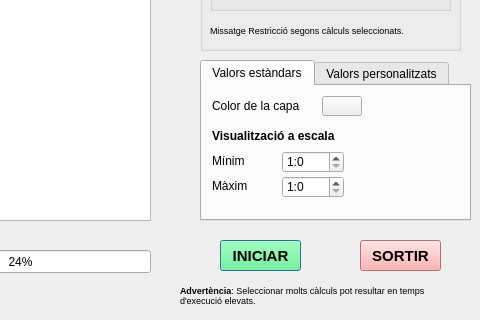
Old version of the form eficiencia_energetica_dialog_base.ui in the repository TecnocampusCCU/eficiencia_energetica; both pictures show x 120 to 600 and y 230 to 550 of the 600 by 550 pixel window.
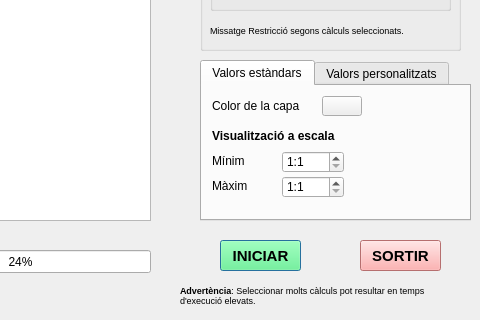
New version of the form. The open tabs and pages were chosen to show the change. Icons and pictures are not drawn.

What changed in the file:
```diff
--- a/eficiencia_energetica_dialog_base.ui
+++ b/eficiencia_energetica_dialog_base.ui
@@ -1377,6 +1377,9 @@
      <property name="decimals">
       <number>0</number>
      </property>
+     <property name="minimum">
+      <double>1.000000000000000</double>
+     </property>
      <property name="maximum">
       <double>100000000.000000000000000</double>
      </property>
@@ -1396,6 +1399,9 @@
      <property name="decimals">
       <number>0</number>
      </property>
+     <property name="minimum">
+      <double>1.000000000000000</double>
+     </property>
      <property name="maximum">
       <double>100000000.000000000000000</double>
      </property>
```
Left out of the diff: 8 changed lines with no effect on the pictures.
